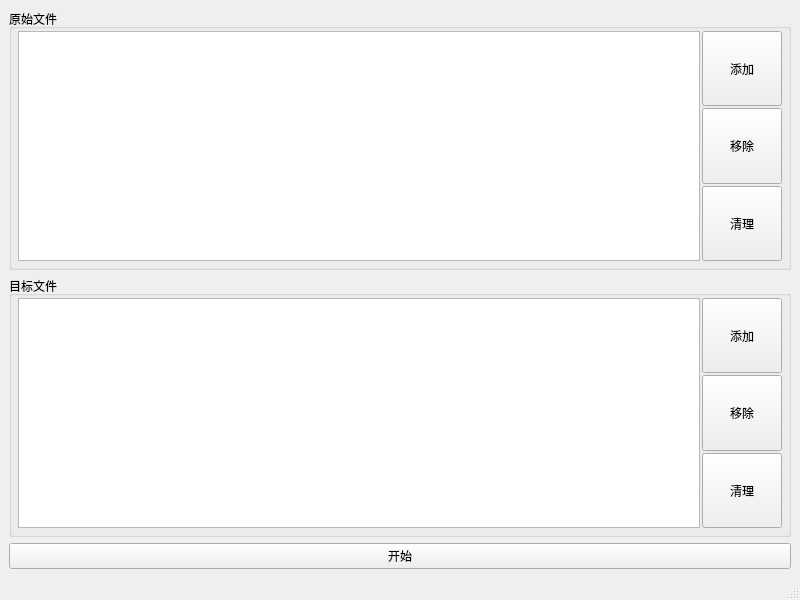
Qt form subtitle_resync_helper/gui/main.ui (Asvel/SubtitleResyncHelper) before a commit.
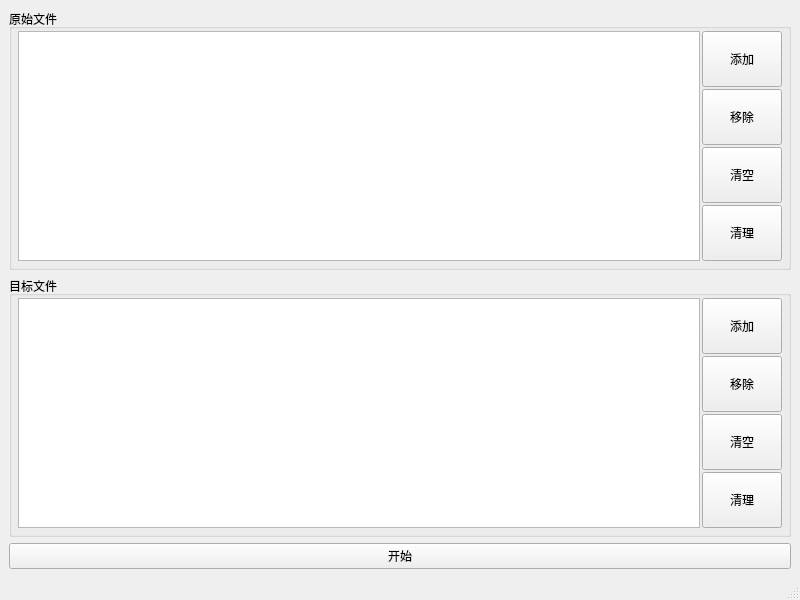
The same form after that commit.

Commit message: 主界面实现移除和清空功能

```diff
--- a/subtitle_resync_helper/gui/main.ui
+++ b/subtitle_resync_helper/gui/main.ui
@@ -82,7 +82,7 @@
             </widget>
            </item>
            <item>
-            <layout class="QVBoxLayout" name="ct_layout_dst_2" stretch="0,0,0">
+            <layout class="QVBoxLayout" name="ct_layout_dst_2" stretch="0,0,0,0">
              <property name="spacing">
               <number>2</number>
              </property>
@@ -112,6 +112,19 @@
                </property>
               </widget>
              </item>
+             <item>
+              <widget class="QPushButton" name="ct_clear_src">
+               <property name="sizePolicy">
+                <sizepolicy hsizetype="Minimum" vsizetype="Preferred">
+                 <horstretch>0</horstretch>
+                 <verstretch>0</verstretch>
+                </sizepolicy>
+               </property>
+               <property name="text">
+                <string>清空</string>
+               </property>
+              </widget>
+             </item>
              <item>
               <widget class="QPushButton" name="ct_clean_src">
                <property name="sizePolicy">
@@ -203,6 +216,19 @@
                </property>
               </widget>
              </item>
+             <item>
+              <widget class="QPushButton" name="ct_clear_dst">
+               <property name="sizePolicy">
+                <sizepolicy hsizetype="Minimum" vsizetype="Preferred">
+                 <horstretch>0</horstretch>
+                 <verstretch>0</verstretch>
+                </sizepolicy>
+               </property>
+               <property name="text">
+                <string>清空</string>
+               </property>
+              </widget>
+             </item>
              <item>
               <widget class="QPushButton" name="ct_clean_dst">
                <property name="sizePolicy">
```
Left out of the diff: 115 changed lines with no effect on the pictures. The commit also changes 2 other files.
